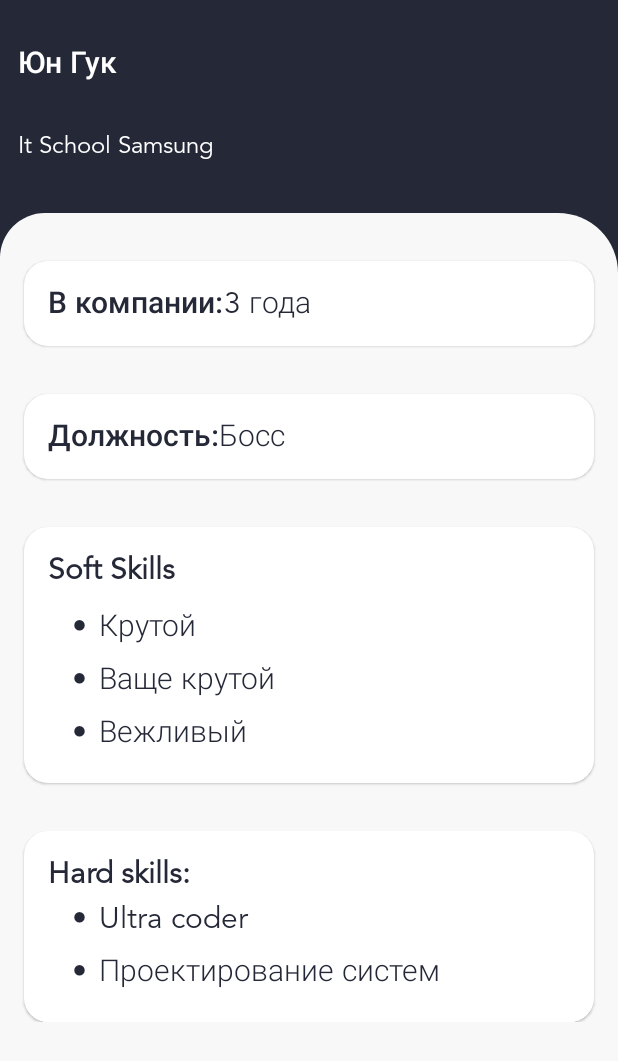
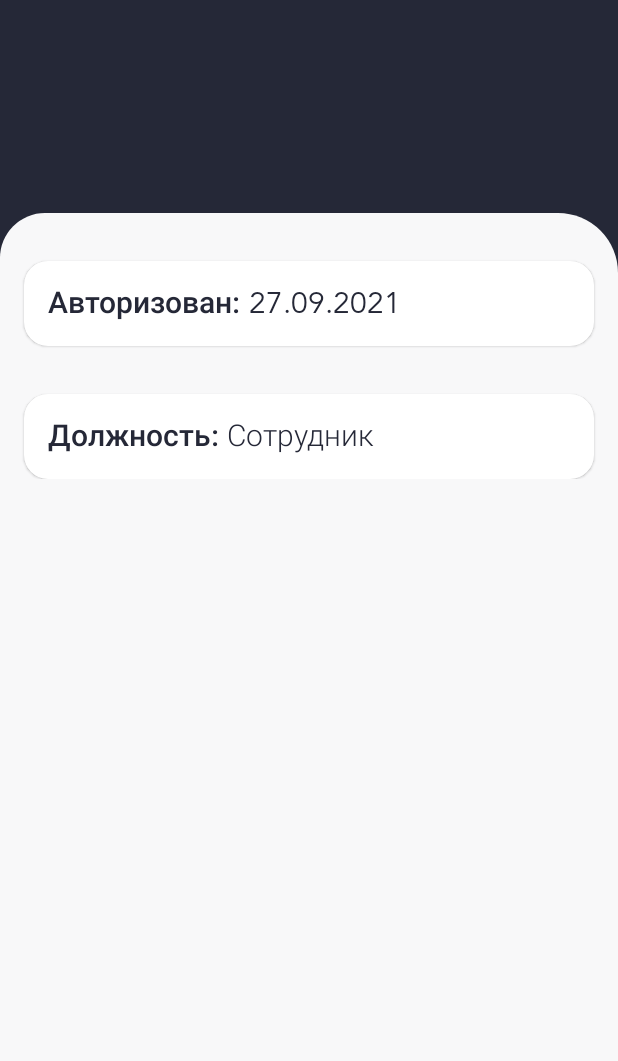
Before and after one commit to Giksengik/Metrix, an Android app: the fragment ProfileFragment shown on its own in the app's theme, on a phone screen of 412 x 824 dp. Shown: the top 1061 px of the screen. Run offline under Robolectric (Android 15) with nearby library versions, the light colour scheme and no system bars; our stand-ins replace Firebase (no records; nobody signed in at launch, a user with empty details on screens opened directly).

Commit message:
Masked profile

```diff
--- a/app/src/main/java/com/company/metrix/profile/ProfileFragment.kt
+++ b/app/src/main/java/com/company/metrix/profile/ProfileFragment.kt
@@ -35,27 +35,27 @@ class ProfileFragment : Fragment() {
     }
 
     private fun setupDummyData() {
-        binding?.employeeProfileName?.text = "Юн Гук"
-        binding?.employeeProfileCompany?.text = "It School Samsung"
-        binding?.postInCompanyValue?.text = "Босс"
-        binding?.timeInCompanyValue?.text = "3 года"
+        val user = Firebase.auth.currentUser!!
+        binding?.employeeProfileName?.text = user.displayName
+        binding?.employeeProfileCompany?.text = user.email
+        binding?.postInCompanyValue?.text = " Сотрудник"
+        binding?.timeInCompanyValue?.text = " 27.09.2021"
         softSkillAdapter?.submitList(
             listOf(
-                "Крутой",
-                "Ваще крутой",
+                "Дружелюбный",
                 "Вежливый"
             )
         )
         hardSkillAdapter?.submitList(
             listOf(
-                "Ultra coder",
+                "Dagger, RxJava",
                 "Проектирование систем"
             )
         )
     }
 
     private fun setupList() {
-        hardSkillAdapter = SkillsListAdapter()
+        /*hardSkillAdapter = SkillsListAdapter()
         softSkillAdapter = SkillsListAdapter()
         binding?.hardSkillsList?.apply{
             layoutManager = LinearLayoutManager(activity)
@@ -64,6 +64,6 @@ class ProfileFragment : Fragment() {
         binding?.softSkillsList?.apply {
             layoutManager = LinearLayoutManager(activity)
             adapter = softSkillAdapter
-        }
+        }*/
     }
 }
--- a/app/src/main/res/layout/fragment_profile.xml
+++ b/app/src/main/res/layout/fragment_profile.xml
@@ -135,7 +135,7 @@
                 app:layout_constraintStart_toEndOf="@+id/postInCompanyText"
                 app:layout_constraintTop_toTopOf="@+id/postInCompanyText" />
         </androidx.constraintlayout.widget.ConstraintLayout>
-
+<!--
         <androidx.constraintlayout.widget.ConstraintLayout
             android:id="@+id/constraintLayout3"
             android:layout_width="0dp"
@@ -199,7 +199,7 @@
 
         </androidx.constraintlayout.widget.ConstraintLayout>
 
-
+-->
 
         <androidx.constraintlayout.widget.Guideline
             android:id="@+id/endGuideline"
--- a/app/src/main/res/values/strings.xml
+++ b/app/src/main/res/values/strings.xml
@@ -69,10 +69,10 @@
     <string name="weakness_description_text">Что можно улучшить?</string>
     <string name="awards_description">Ваши награды:</string>
     <string name="team_description">Моя команда</string>
-    <string name="in_company_text">В компании:</string>
+    <string name="in_company_text">Авторизован:</string>
     <string name="post_in_company_text">Должность:</string>
     <string name="soft_skills_text">Soft Skills</string>
-    <string name="hard_skills_text">Hard skills:</string>
+    <string name="hard_skills_text">Hard skills</string>
     <string name="pulse_description">Пульс-опрос состояния</string>
     <string name="conplete_text">Завершить</string>
     <string name="pulse_data_sended">Информация отправлена, спасибо за уделенное время!</string>
```
